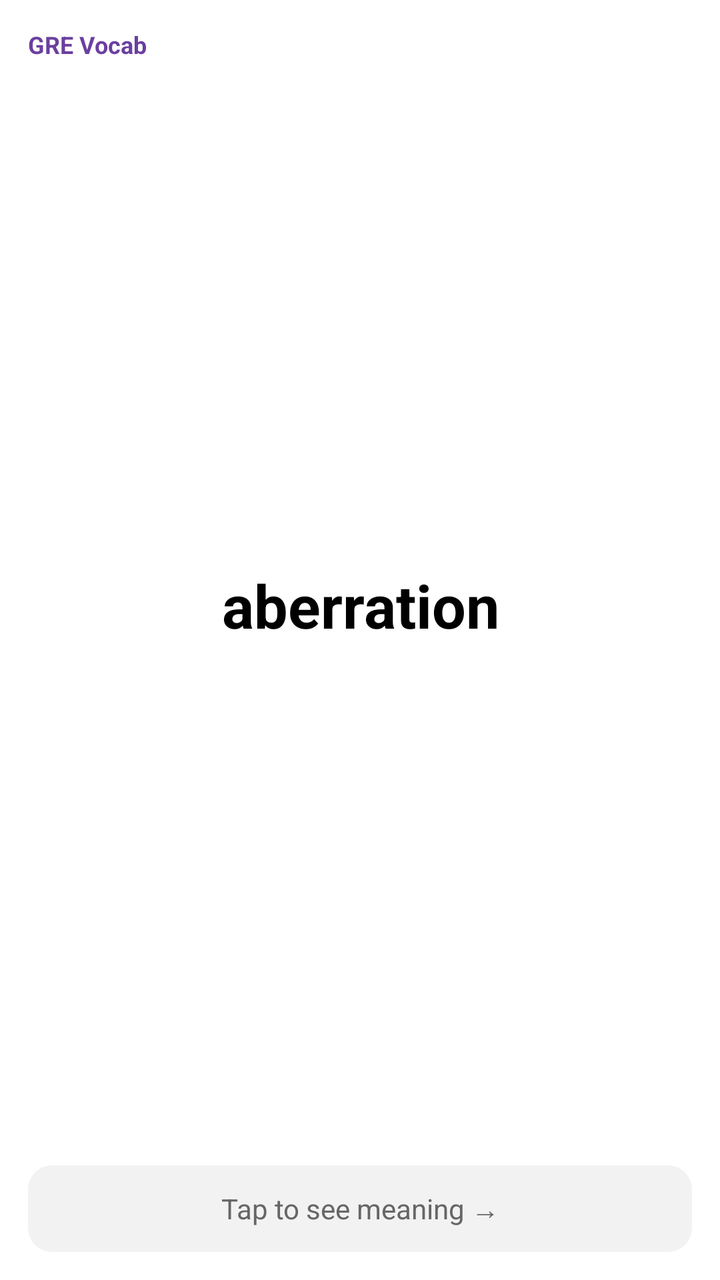
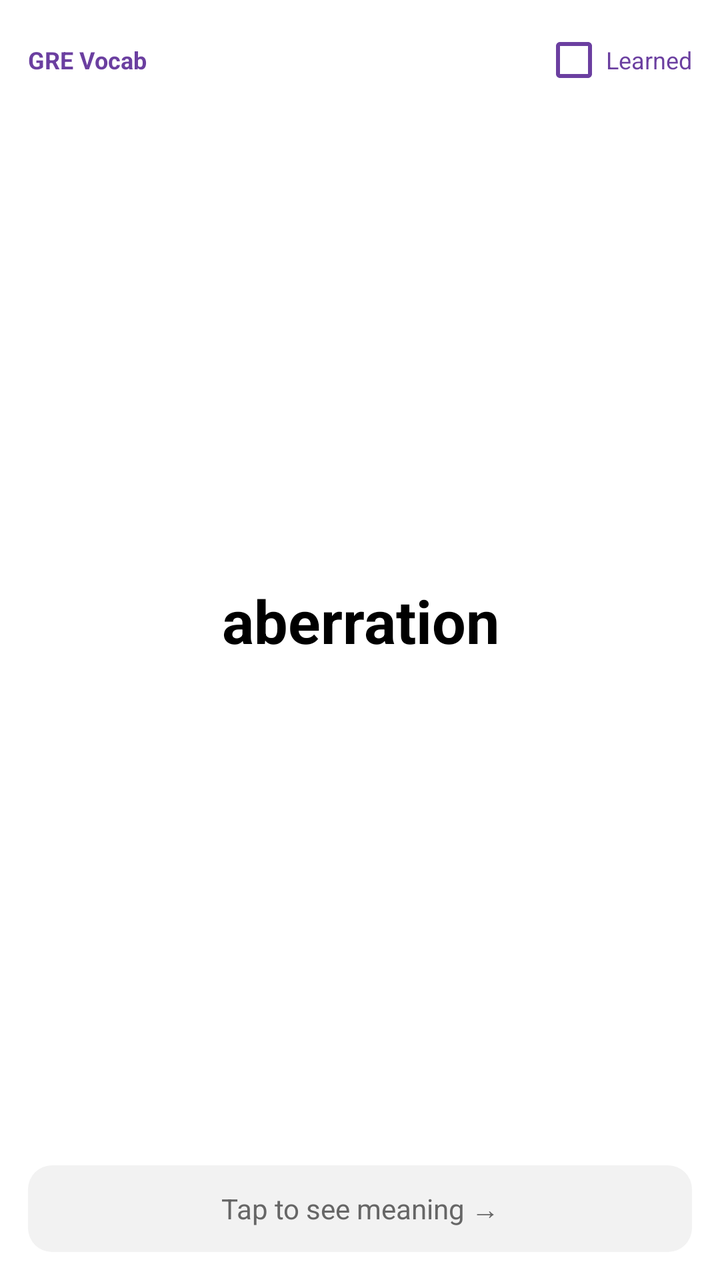

The first picture is an Android layout as it rendered before a commit; the second is the same layout after the commit. The layout source and the unified diff follow.
<!-- AndroidManifest.xml: application theme Theme.MyApplication -->
<!-- res/layout/new_app_widget.xml -->
<?xml version="1.0" encoding="utf-8"?>
<LinearLayout xmlns:android="http://schemas.android.com/apk/res/android"
    android:id="@+id/widget_root"
    android:layout_width="match_parent"
    android:layout_height="match_parent"
    android:background="@android:color/white"
    android:orientation="vertical"
    android:padding="14dp">

    <TextView
        android:id="@+id/widget_deck"
        android:layout_width="match_parent"
        android:layout_height="wrap_content"
        android:text="@string/widget_deck_default"
        android:textColor="#6B3FA0"
        android:textSize="12sp"
        android:textStyle="bold" />

    
    <LinearLayout
        android:layout_width="match_parent"
        android:layout_height="0dp"
        android:layout_weight="1"
        android:gravity="center"
        android:orientation="vertical">

        <TextView
            android:id="@+id/widget_word"
            android:layout_width="match_parent"
            android:layout_height="wrap_content"
            android:gravity="center"
            android:text="@string/widget_word_default"
            android:textColor="#000000"
            android:textSize="30sp"
            android:textStyle="bold" />

        <TextView
            android:id="@+id/widget_definition"
            android:layout_width="match_parent"
            android:layout_height="wrap_content"
            android:layout_marginTop="6dp"
            android:gravity="center"
            android:text="@string/widget_definition_default"
            android:textColor="#333333"
            android:textSize="14sp"
            android:visibility="gone" />

        <TextView
            android:id="@+id/widget_example"
            android:layout_width="match_parent"
            android:layout_height="wrap_content"
            android:layout_marginTop="4dp"
            android:gravity="center"
            android:text="@string/widget_example_default"
            android:textColor="#666666"
            android:textSize="12sp"
            android:visibility="gone" />
    </LinearLayout>

    
    <TextView
        android:id="@+id/widget_reveal_bar"
        android:layout_width="match_parent"
        android:layout_height="wrap_content"
        android:layout_marginTop="8dp"
        android:background="@drawable/widget_reveal_bar_bg"
        android:gravity="center"
        android:padding="12dp"
        android:text="@string/tap_to_see_meaning"
        android:textColor="#666666"
        android:textSize="14sp" />

</LinearLayout>
<!-- resources referenced by this layout -->
<resources>
  <!-- drawable widget_reveal_bar_bg (drawable) -->
  <?xml version="1.0" encoding="utf-8"?>
  <shape xmlns:android="http://schemas.android.com/apk/res/android"
      android:shape="rectangle">
      <corners android:radius="12dp" />
      <solid android:color="#F2F2F2" />
  </shape>
  <string name="tap_to_see_meaning">Tap to see meaning →</string>
  <string name="widget_deck_default">GRE Vocab</string>
  <string name="widget_definition_default">Definition coming soon</string>
  <string name="widget_example_default">Example</string>
  <string name="widget_word_default">aberration</string>
  <style name="Theme.MyApplication" parent="android:Theme.Material.Light.NoActionBar" />
</resources>

<!-- the commit's change to res/layout/new_app_widget.xml (unified diff, before → after) -->
@@ -7,14 +7,32 @@
     android:orientation="vertical"
     android:padding="14dp">
 
-    <TextView
-        android:id="@+id/widget_deck"
+    
+    <LinearLayout
         android:layout_width="match_parent"
         android:layout_height="wrap_content"
-        android:text="@string/widget_deck_default"
-        android:textColor="#6B3FA0"
-        android:textSize="12sp"
-        android:textStyle="bold" />
+        android:orientation="horizontal"
+        android:gravity="center_vertical">
+
+        <TextView
+            android:id="@+id/widget_deck"
+            android:layout_width="0dp"
+            android:layout_height="wrap_content"
+            android:layout_weight="1"
+            android:text="@string/widget_deck_default"
+            android:textColor="#6B3FA0"
+            android:textSize="12sp"
+            android:textStyle="bold" />
+
+        <CheckBox
+            android:id="@+id/widget_learned"
+            android:layout_width="wrap_content"
+            android:layout_height="wrap_content"
+            android:buttonTint="#6B3FA0"
+            android:text="@string/widget_learned"
+            android:textColor="#6B3FA0"
+            android:textSize="12sp" />
+    </LinearLayout>
 
     
     <LinearLayout
<!-- resource entries referenced after the edit -->
@@ -11,6 +11,7 @@
   <string name="widget_deck_default">GRE Vocab</string>
   <string name="widget_definition_default">Definition coming soon</string>
   <string name="widget_example_default">Example</string>
+  <string name="widget_learned">Learned</string>
   <string name="widget_word_default">aberration</string>
   <style name="Theme.MyApplication" parent="android:Theme.Material.Light.NoActionBar" />
 </resources>
